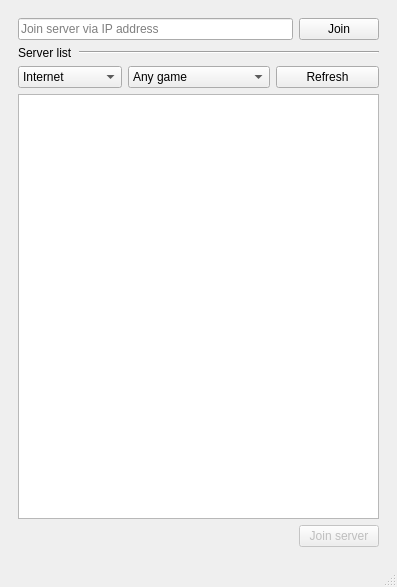
The window that src/qt_gui/main_window.ui (net64-mod/net64-coop) describes before a commit, drawn with Qt 5.
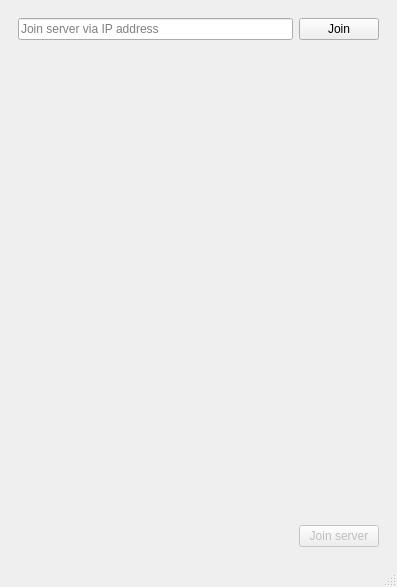
The same window after the commit. The open tabs and pages were chosen to show the change.

Diff of the .ui file:
```diff
--- a/src/qt_gui/main_window.ui
+++ b/src/qt_gui/main_window.ui
@@ -161,75 +161,17 @@
          </layout>
         </item>
         <item>
-         <layout class="QHBoxLayout" name="horizontalLayout_4">
-          <item alignment="Qt::AlignVCenter">
-           <widget class="QLabel" name="label">
-            <property name="sizePolicy">
-             <sizepolicy hsizetype="Fixed" vsizetype="Preferred">
-              <horstretch>0</horstretch>
-              <verstretch>0</verstretch>
-             </sizepolicy>
-            </property>
-            <property name="text">
-             <string>Server list</string>
-            </property>
-           </widget>
-          </item>
-          <item>
-           <widget class="Line" name="line">
-            <property name="orientation">
-             <enum>Qt::Horizontal</enum>
-            </property>
-           </widget>
-          </item>
-         </layout>
-        </item>
-        <item>
-         <layout class="QHBoxLayout" name="horizontalLayout_3">
-          <item>
-           <widget class="QComboBox" name="comboBox_2">
-            <item>
-             <property name="text">
-              <string>Internet</string>
-             </property>
-            </item>
-            <item>
-             <property name="text">
-              <string>Favorites</string>
-             </property>
-            </item>
-            <item>
-             <property name="text">
-              <string>Friends</string>
-             </property>
-            </item>
-           </widget>
-          </item>
-          <item>
-           <widget class="QComboBox" name="comboBox">
-            <item>
-             <property name="text">
-              <string>Any game</string>
-             </property>
-            </item>
-            <item>
-             <property name="text">
-              <string>Super Mario 64 (US)</string>
-             </property>
-            </item>
-           </widget>
-          </item>
-          <item>
-           <widget class="QPushButton" name="pushButton_2">
-            <property name="text">
-             <string>Refresh</string>
-            </property>
-           </widget>
-          </item>
-         </layout>
-        </item>
-        <item>
-         <widget class="QTableWidget" name="tableWidget"/>
+         <spacer name="verticalSpacer">
+          <property name="orientation">
+           <enum>Qt::Vertical</enum>
+          </property>
+          <property name="sizeHint" stdset="0">
+           <size>
+            <width>20</width>
+            <height>40</height>
+           </size>
+          </property>
+         </spacer>
         </item>
         <item alignment="Qt::AlignRight">
          <widget class="QPushButton" name="join_server_btn">
```
Left out of the diff: 74 changed lines with no effect on the pictures.
